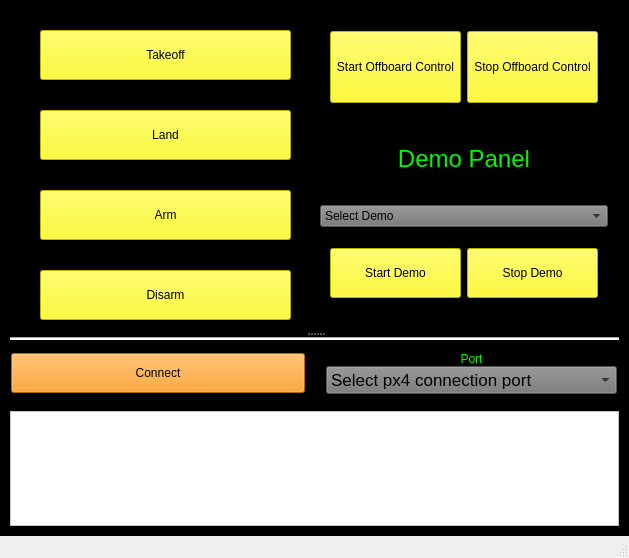
First picture: the form in app/mainwindow/src/mainwindow.ui, repository sarath-menon/mavsdk_interface, before the edit.
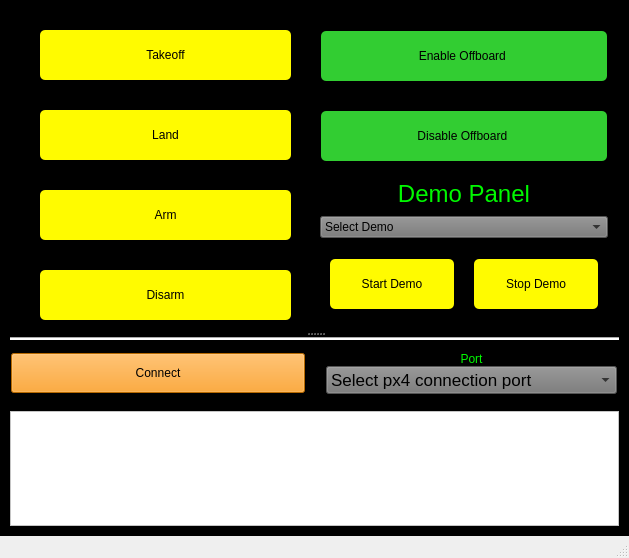
Second picture: the form after the edit.

What changed in the file:
```diff
--- a/app/mainwindow/src/mainwindow.ui
+++ b/app/mainwindow/src/mainwindow.ui
@@ -68,7 +68,8 @@
              </property>
              <property name="styleSheet">
               <string notr="true">background-color: rgb(255, 251, 0);
-color: rgb(0, 0, 0);</string>
+color: rgb(0, 0, 0);
+border-radius: 5px;</string>
              </property>
              <property name="text">
               <string>Takeoff</string>
@@ -85,7 +86,9 @@
              </property>
              <property name="styleSheet">
               <string notr="true">background-color: rgb(255, 251, 0);
-color: rgb(0, 0, 0);</string>
+color: rgb(0, 0, 0);
+border-radius: 5px;
+</string>
              </property>
              <property name="text">
               <string>Land</string>
@@ -102,7 +105,9 @@
              </property>
              <property name="styleSheet">
               <string notr="true">background-color: rgb(255, 251, 0);
-color: rgb(0, 0, 0);</string>
+color: rgb(0, 0, 0);
+border-radius: 5px;
+</string>
              </property>
              <property name="text">
               <string>Arm</string>
@@ -119,7 +124,8 @@
              </property>
              <property name="styleSheet">
               <string notr="true">background-color: rgb(255, 251, 0);
-color: rgb(0, 0, 0);</string>
+color: rgb(0, 0, 0);
+border-radius: 5px;</string>
              </property>
              <property name="text">
               <string>Disarm</string>
@@ -185,7 +191,16 @@
                 <property name="frameShadow">
                  <enum>QFrame::Raised</enum>
                 </property>
-                <layout class="QHBoxLayout" name="horizontalLayout_4">
+                <layout class="QVBoxLayout" name="verticalLayout_7">
+                 <property name="spacing">
+                  <number>30</number>
+                 </property>
+                 <property name="leftMargin">
+                  <number>0</number>
+                 </property>
+                 <property name="rightMargin">
+                  <number>0</number>
+                 </property>
                  <item>
                   <widget class="QPushButton" name="offboard_start_btn">
                    <property name="sizePolicy">
@@ -201,11 +216,13 @@
                     </size>
                    </property>
                    <property name="styleSheet">
-                    <string notr="true">background-color: rgb(255, 251, 0);
-color: rgb(0, 0, 0);</string>
+                    <string notr="true">background-color: rgb(50,205,50);
+color: rgb(0, 0, 0);
+border-radius: 5px;
+</string>
                    </property>
                    <property name="text">
-                    <string>Start Offboard Control</string>
+                    <string>Enable Offboard </string>
                    </property>
                   </widget>
                  </item>
@@ -224,11 +241,13 @@
                     </size>
                    </property>
                    <property name="styleSheet">
-                    <string notr="true">background-color: rgb(255, 251, 0);
-color: rgb(0, 0, 0);</string>
+                    <string notr="true">background-color: rgb(50,205,50);
+color: rgb(0, 0, 0);
+border-radius: 5px;
+</string>
                    </property>
                    <property name="text">
-                    <string>Stop Offboard Control</string>
+                    <string>Disable Offboard </string>
                    </property>
                   </widget>
                  </item>
@@ -277,6 +296,12 @@
                  <enum>QFrame::Raised</enum>
                 </property>
                 <layout class="QHBoxLayout" name="horizontalLayout_3">
+                 <property name="spacing">
+                  <number>20</number>
+                 </property>
+                 <property name="topMargin">
+                  <number>20</number>
+                 </property>
                  <item>
                   <widget class="QPushButton" name="offboard_stop_btn_3">
                    <property name="minimumSize">
@@ -287,7 +312,9 @@
                    </property>
                    <property name="styleSheet">
                     <string notr="true">background-color: rgb(255, 251, 0);
-color: rgb(0, 0, 0);</string>
+color: rgb(0, 0, 0);
+border-radius: 5px;
+</string>
                    </property>
                    <property name="text">
                     <string>Start Demo</string>
@@ -304,7 +331,8 @@
                    </property>
                    <property name="styleSheet">
                     <string notr="true">background-color: rgb(255, 251, 0);
-color: rgb(0, 0, 0);</string>
+color: rgb(0, 0, 0);
+border-radius: 5px;</string>
                    </property>
                    <property name="text">
                     <string>Stop Demo</string>
```
Left out of the diff: 6 changed lines with no effect on the pictures.
